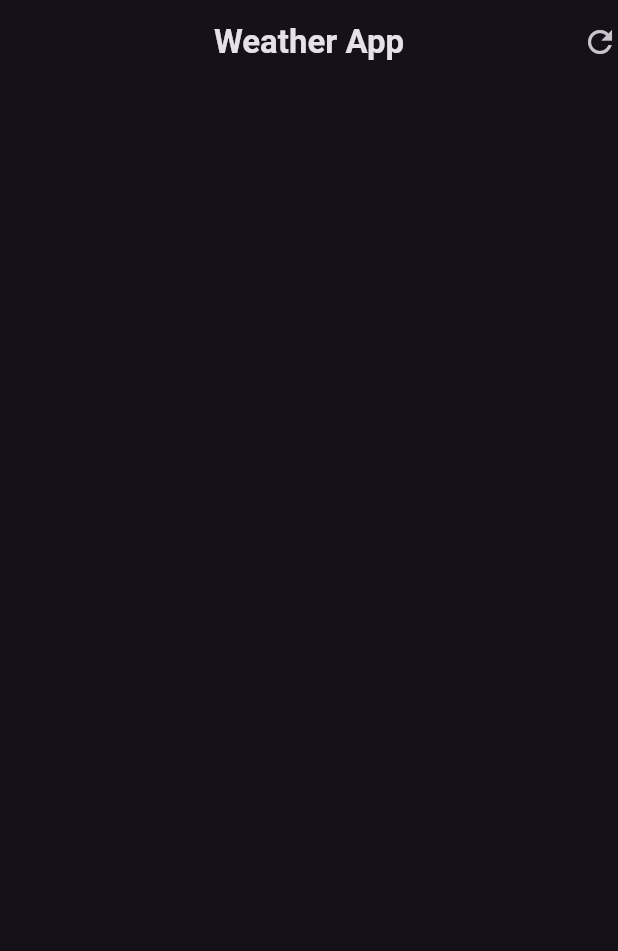
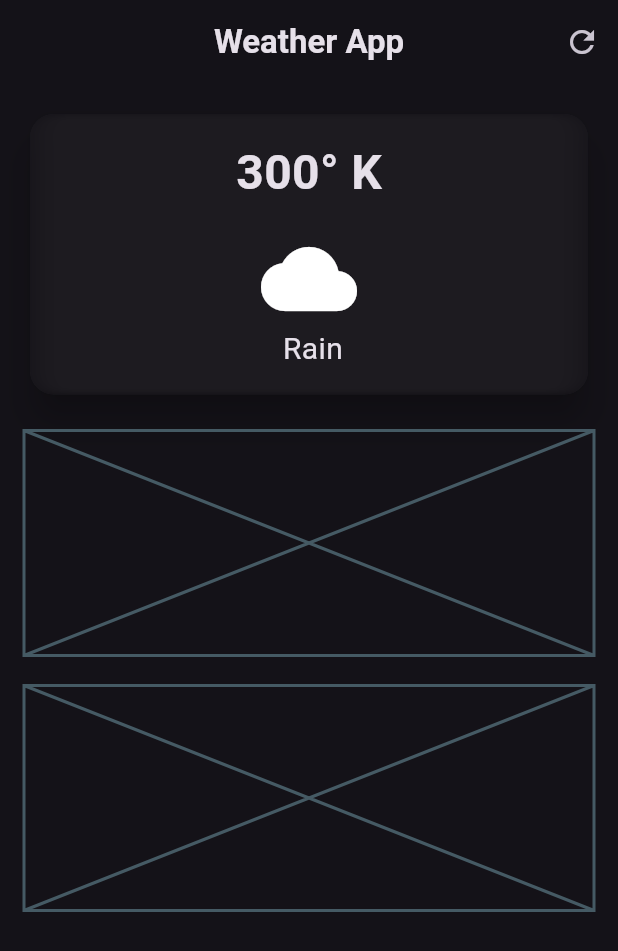
Before and after one commit to dipo0x/flutter-weather-app, a Flutter app: the screen it shows after launch, on a phone screen of 412 x 824 dp. Shown: the top 951 px of the screen. Run offline on Flutter 3.47's test engine with Material 2 defaults, Android fonts, the phone set to English and light mode, and no system bars.

Commit message:
feat: main card design

```diff
--- a/lib/weather_screen.dart
+++ b/lib/weather_screen.dart
@@ -1,3 +1,5 @@
+import 'dart:ui';
+
 import 'package:flutter/material.dart';
 
 class WeatherScreen extends StatelessWidget {
@@ -15,13 +17,64 @@ class WeatherScreen extends StatelessWidget {
         ),
         centerTitle: true,
         actions: [
-          GestureDetector (
-            onTap: (){
-              print("refresh");
-            },
-            child: const Icon(Icons.refresh),
+          IconButton (
+            onPressed: (){ },
+            icon: const Icon(Icons.refresh),
           ),
         ],
+      ),
+      body: Padding(
+        padding: const EdgeInsets.all(16.0),
+        child: Column(
+          children: [
+          // main card
+          SizedBox(
+            width: double.infinity,
+            child: Card(
+            elevation: 10,
+            shape: RoundedRectangleBorder(
+              borderRadius: BorderRadius.circular(16)
+            ),
+             child: ClipRRect(
+              borderRadius: BorderRadius.circular(16),
+               child: BackdropFilter(
+                  filter: ImageFilter.blur(
+                  sigmaX: 10,
+                  sigmaY: 2
+                ),
+                  child: const Padding(
+                    padding: EdgeInsets.all(16.0),
+                    child: Column(
+                      children: [
+                        Text('300° K',
+                          style: TextStyle(
+                            fontSize: 32,
+                            fontWeight: FontWeight.bold
+                          )
+                        ),
+                        SizedBox(height: 16),
+                        Icon(Icons.cloud, size: 64),
+                        Text(" Rain", style: TextStyle(
+                          fontSize: 20
+                        ),
+                        )
+                      ]
+                    ),
+                  ),
+                ),
+              )
+            ),
+          ),
+          const SizedBox(height: 20),
+          ////weather forecast cards
+          const Placeholder(
+            fallbackHeight: 150
+          ),
+          const SizedBox(height: 20),
+          const Placeholder(
+            fallbackHeight: 150
+          ),
+        ]),
       ),
     );
   }
```
